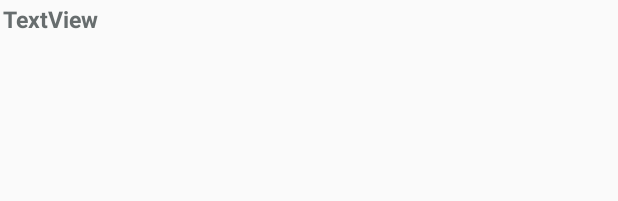
After one commit to happymario/template-android, an Android app: the layout item_month_calendar.xml on its own in the app's theme, with its tools: preview values and no code run, on a phone screen of 412 x 824 dp. The commit adds this screen. Shown: the top 201 px of the screen. Run offline under Robolectric (Android 15) with nearby library versions, the phone set to English and light mode, and no system bars; network calls fail.

Commit message:
complete base calendar and ui

```diff
--- a/app/src/main/java/com/victoria/bleled/app/main/MainActivity.kt
+++ b/app/src/main/java/com/victoria/bleled/app/main/MainActivity.kt
@@ -5,7 +5,7 @@ import android.os.Bundle
 import android.view.View
 import androidx.appcompat.app.AppCompatActivity
 import com.victoria.bleled.R
-import com.victoria.bleled.app.main.mode.MonthCalendarFragment
+import com.victoria.bleled.app.main.calendar.MonthCalendarFragment
 import com.victoria.bleled.app.test.TestActivity
 import com.victoria.bleled.util.CommonUtil
 
@@ -18,7 +18,7 @@ class MainActivity : AppCompatActivity() {
     /************************************************************
      *  UI controls & Data members
      ************************************************************/
-    private var fragmentMonthCalendar : MonthCalendarFragment = MonthCalendarFragment()
+    private var fragmentMonthCalendar: MonthCalendarFragment = MonthCalendarFragment()
 
     /************************************************************
      *  Overrides
--- a/app/src/main/res/layout/activity_main.xml
+++ b/app/src/main/res/layout/activity_main.xml
@@ -30,8 +30,10 @@
                 <ImageButton
                     android:id="@+id/ib_menu"
                     android:layout_width="wrap_content"
-                    android:layout_height="wrap_content"
+                    android:layout_height="match_parent"
                     android:layout_centerVertical="true"
+                    android:paddingTop="14dp"
+                    android:paddingBottom="14dp"
                     android:layout_marginLeft="10dp"
                     android:background="@color/color_transparent"
                     android:onClick="onMenu"
--- /dev/null
+++ b/app/src/main/res/layout/item_month_calendar.xml
@@ -0,0 +1,28 @@
+<?xml version="1.0" encoding="utf-8"?>
+<layout xmlns:app="http://schemas.android.com/apk/res-auto"
+    xmlns:tools="http://schemas.android.com/tools"
+    xmlns:android="http://schemas.android.com/apk/res/android" >
+    <data>
+
+    </data>
+
+    <androidx.constraintlayout.widget.ConstraintLayout
+        android:layout_width="wrap_content"
+        android:layout_height="wrap_content">
+
+        <TextView
+            android:id="@+id/tv_date"
+            android:layout_width="wrap_content"
+            android:layout_height="wrap_content"
+            android:layout_marginTop="2dp"
+            android:layout_marginStart="2dp"
+            android:text="TextView"
+            android:textSize="15dp"
+            android:textColor="#676d6e"
+            android:textStyle="bold"
+            app:layout_constraintBottom_toBottomOf="parent"
+            app:layout_constraintEnd_toEndOf="parent"
+            app:layout_constraintStart_toStartOf="parent"
+            app:layout_constraintTop_toTopOf="parent" />
+    </androidx.constraintlayout.widget.ConstraintLayout>
+</layout>
```
Also changed, not shown: app/src/main/java/com/victoria/bleled/app/main/calendar/BaseCalendar.kt (added, +101 -0 lines), app/src/main/java/com/victoria/bleled/app/main/calendar/MonthCalendarAdapter.kt (added, +86 -0 lines), app/src/main/java/com/victoria/bleled/app/main/calendar/MonthCalendarFragment.kt (added, +67 -0 lines), app/src/main/java/com/victoria/bleled/app/main/mode/MonthCalendarFragment.kt (deleted, +0 -60 lines), app/src/main/res/layout/fragment_month_calendar.xml (+24 -9 lines).
